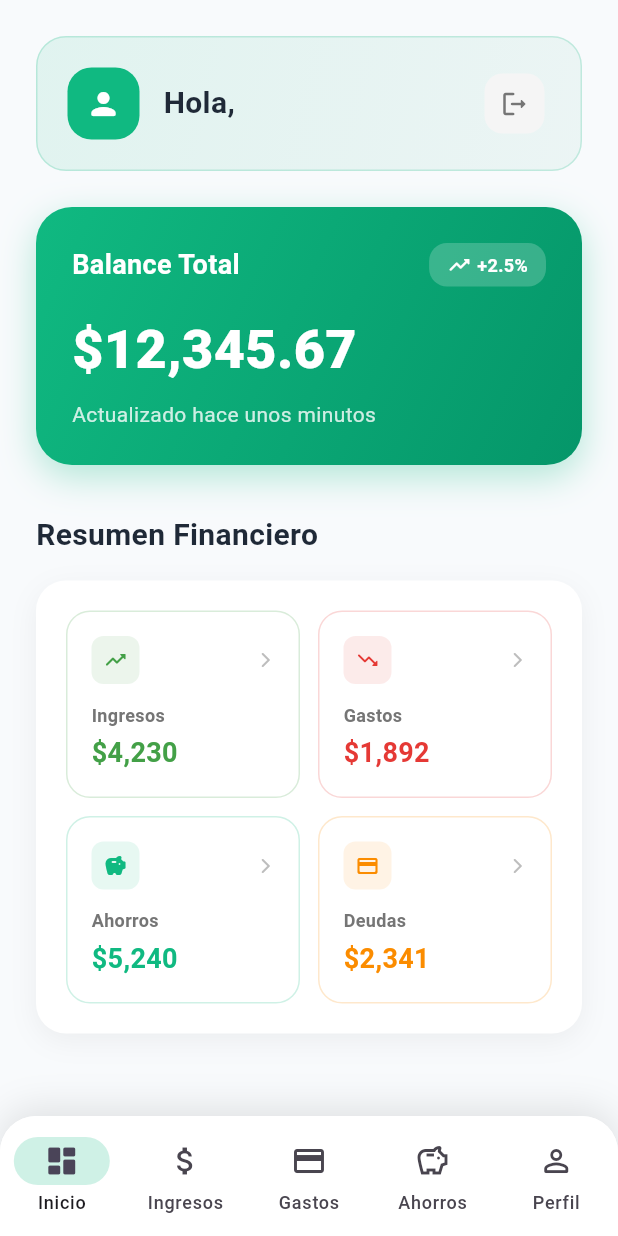
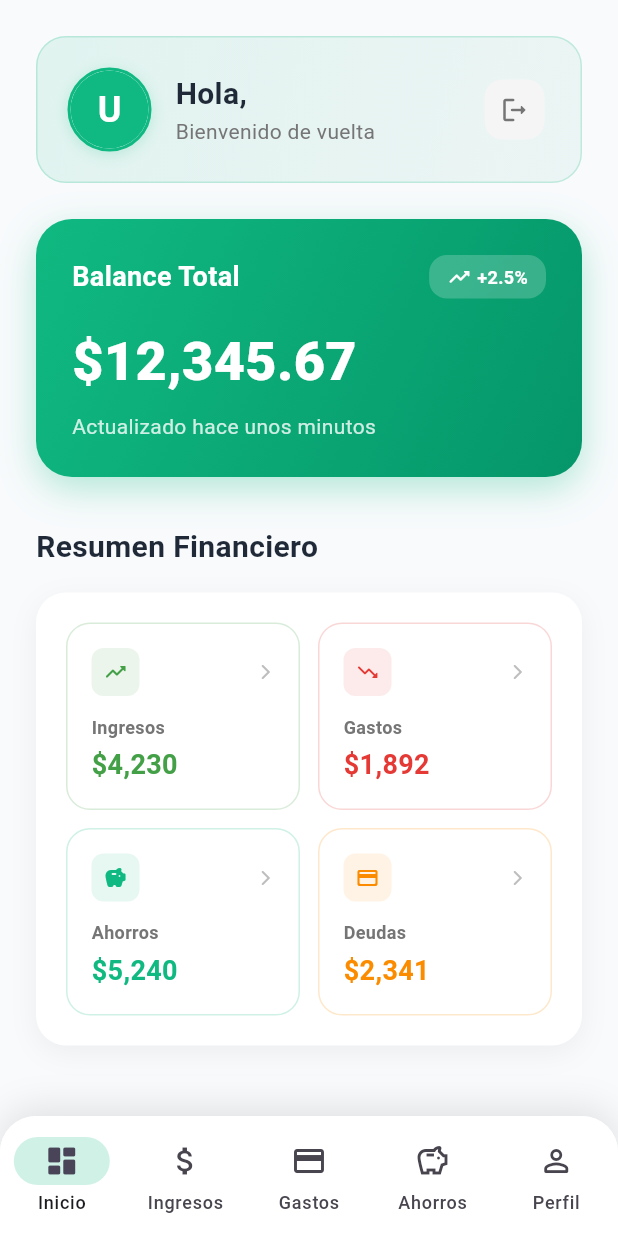
Before and after one commit to DaniielJr10/Wallet-Flow-app-movil, a Flutter app: the screen it shows once a user with an empty profile is signed in, on a phone screen of 412 x 824 dp. Run offline on Flutter 3.47's test engine with Material 3 defaults, Android fonts, the phone set to English and light mode, and no system bars; our stand-ins replace cloud_firestore, firebase_auth, firebase_core, firebase_storage, image_picker; accounts and stored records are empty; Roboto replaces fonts that are missing (SF Pro Text).

Commit message:
se implementa un sistema de avatar de perfil circular, permitiendo a los usuarios seleccionar y actualizar su foto de perfil desde la cámara o galería; se sincroniza con Firebase Auth y Firestore para una experiencia de usuario mejorada

```diff
--- a/lib/pantallas/principal.dart
+++ b/lib/pantallas/principal.dart
@@ -222,27 +222,58 @@ class _PantallaPrincipalState extends State<PantallaPrincipal>
       ),
       child: Row(
         children: [
-          Container(
-            padding: const EdgeInsets.all(12),
+          // Avatar circular con foto de perfil
+          GestureDetector(
+            onTap: () {
+              // Navegar a la pantalla de perfil
+              setState(() {
+                _selectedIndex = 4; // Índice de la pantalla de perfil
+              });
+            },
+            child: Container(
+              width: 56,
+              height: 56,
               decoration: BoxDecoration(
+                shape: BoxShape.circle,
+                border: Border.all(
                   color: const Color(0xFF10B981),
-              borderRadius: BorderRadius.circular(16),
+                  width: 2,
                 ),
-            child: const Icon(
-              Icons.person_rounded,
-              color: Colors.white,
-              size: 24,
+                boxShadow: [
+                  BoxShadow(
+                    color: const Color(0xFF10B981).withOpacity(0.2),
+                    blurRadius: 8,
+                    offset: const Offset(0, 2),
+                  ),
+                ],
+              ),
+              child: ClipOval(
+                child: _buildProfileImage(),
+              ),
             ),
           ),
           const SizedBox(width: 16),
           Expanded(
-            child: Text(
+            child: Column(
+              crossAxisAlignment: CrossAxisAlignment.start,
+              children: [
+                Text(
                   'Hola, $_nombreUsuario',
                   style: const TextStyle(
                     fontSize: 20,
                     fontWeight: FontWeight.w700,
                     color: Color(0xFF1F2937),
                   ),
+                ),
+                Text(
+                  'Bienvenido de vuelta',
+                  style: TextStyle(
+                    fontSize: 14,
+                    fontWeight: FontWeight.w400,
+                    color: Colors.grey.shade600,
+                  ),
+                ),
+              ],
             ),
           ),
           IconButton(
@@ -260,6 +291,65 @@ class _PantallaPrincipalState extends State<PantallaPrincipal>
             ),
           ),
         ],
+      ),
+    );
+  }
+
+  /// Construye la imagen de perfil con fallback a avatar por defecto
+  Widget _buildProfileImage() {
+    final user = FirebaseAuth.instance.currentUser;
+    final photoURL = user?.photoURL;
+
+    if (photoURL != null && photoURL.isNotEmpty) {
+      return Image.network(
+        photoURL,
+        fit: BoxFit.cover,
+        width: 52,
+        height: 52,
+        loadingBuilder: (context, child, loadingProgress) {
+          if (loadingProgress == null) return child;
+          return Container(
+            width: 52,
+            height: 52,
+            decoration: const BoxDecoration(
+              color: Color(0xFF10B981),
+              shape: BoxShape.circle,
+            ),
+            child: const Center(
+              child: CircularProgressIndicator(
+                valueColor: AlwaysStoppedAnimation<Color>(Colors.white),
+                strokeWidth: 2,
+              ),
+            ),
+          );
+        },
+        errorBuilder: (context, error, stackTrace) {
+          return _buildDefaultAvatar();
+        },
+      );
+    } else {
+      return _buildDefaultAvatar();
+    }
+  }
+
+  /// Avatar por defecto cuando no hay imagen
+  Widget _buildDefaultAvatar() {
+    return Container(
+      width: 52,
+      height: 52,
+      decoration: const BoxDecoration(
+        color: Color(0xFF10B981),
+        shape: BoxShape.circle,
+      ),
+      child: Center(
+        child: Text(
+          _nombreUsuario.isNotEmpty ? _nombreUsuario[0].toUpperCase() : 'U',
+          style: const TextStyle(
+            fontSize: 24,
+            fontWeight: FontWeight.bold,
+            color: Colors.white,
+          ),
+        ),
       ),
     );
   }
```
Also changed, not shown: lib/firebase/base_datos_servicio.dart (+19 -0 lines), lib/pantallas/perfil.dart (+80 -6 lines), pubspec.yaml (+9 -0 lines), pubspec.lock, 6 other files. Lines whose indentation alone changed are shown as unchanged.
